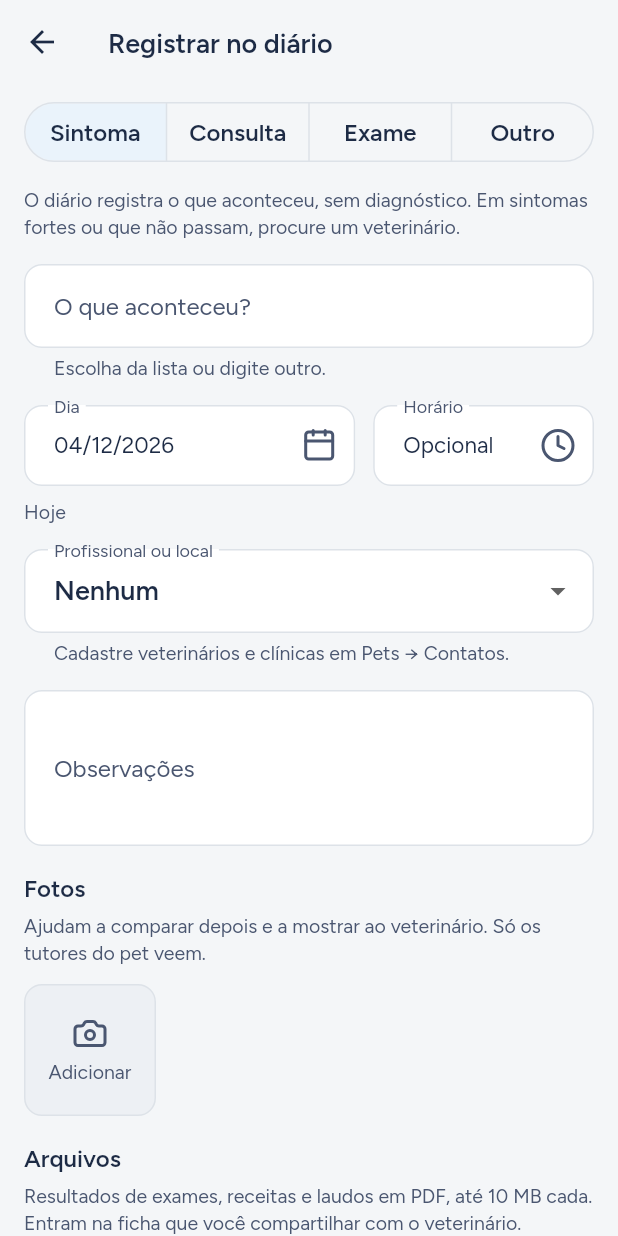
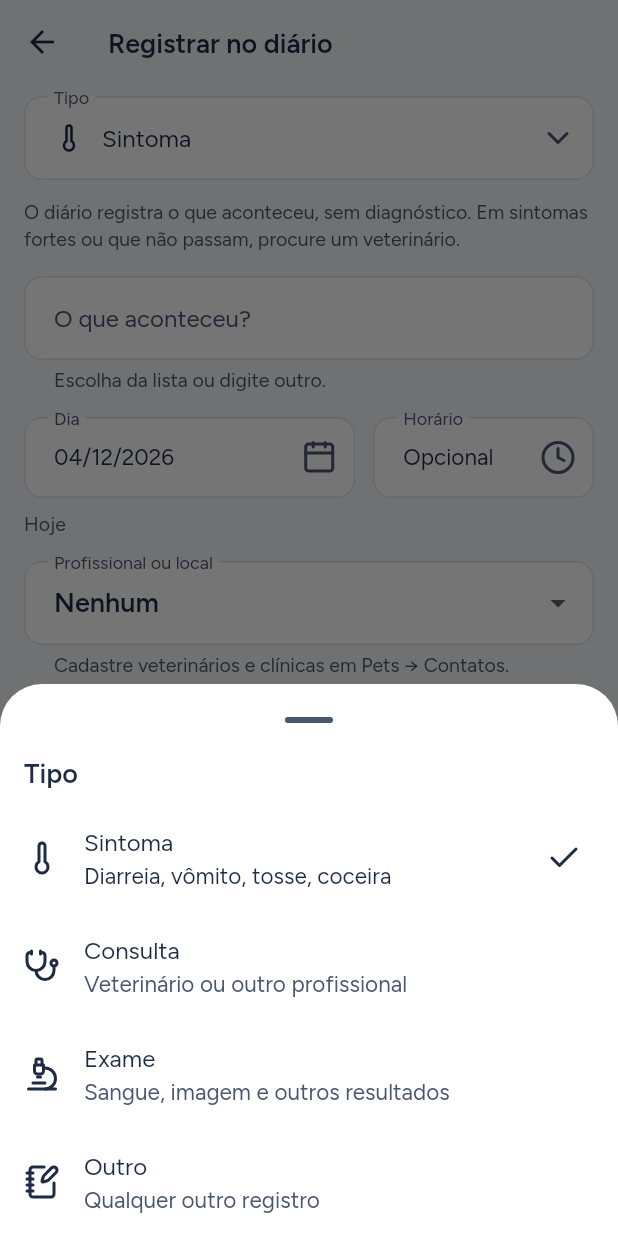
Before and after one commit to bpcoutinho1/bowie-app, a Flutter app: the _EventForm screen opened directly with empty values, after a tap on "Sintoma", on a phone screen of 412 x 824 dp. Run offline on Flutter 3.47's test engine with Material 3 defaults, Android fonts, the phone set to English and light mode, and no system bars; our stand-ins replace connectivity_plus, file_picker, flutter_local_notifications, flutter_riverpod, flutter_secure_storage, flutter_svg and 14 more; missing offline and left inert: local_auth_android, local_auth_darwin; accounts and stored records are empty.

Commit message:
Replace the cramped kind selectors with a field that opens a list
Segmented buttons with three or four options broke words in two on the
phone ("Alimentaçã/o", "Consult/a"). The kind of a health note and of a
diary entry is now a field showing the choice, which opens the options
in a bottom sheet, each with an icon and an example. CLAUDE.md records
when to use which.

Co-Authored-By: Claude Opus 5.5 <noreply@anthropic.com>
Claude-Session: https://claude.ai/code/session_01H9BHZkUgx8bMCUnC2S15st

```diff
--- /dev/null
+++ b/lib/core/ui/choice_field.dart
@@ -0,0 +1,126 @@
+import 'package:flutter/material.dart';
+import 'package:lucide_icons_flutter/lucide_icons.dart';
+
+import 'package:bowie/app/design_tokens.dart';
+import 'package:bowie/app/theme.dart';
+
+/// One option of a [ChoiceField].
+class ChoiceOption<T> {
+  const ChoiceOption({
+    required this.value,
+    required this.label,
+    required this.icon,
+    this.description,
+  });
+
+  final T value;
+  final String label;
+  final IconData icon;
+
+  /// A short example, shown in the list: "Diarreia, vômito, tosse".
+  final String? description;
+}
+
+/// A field that shows the chosen option and opens the list of options in a
+/// bottom sheet. Used instead of a segmented button when the labels do not
+/// fit side by side (three or more, or long words).
+class ChoiceField<T> extends StatelessWidget {
+  const ChoiceField({
+    super.key,
+    required this.label,
+    required this.value,
+    required this.options,
+    required this.onChanged,
+    this.enabled = true,
+  });
+
+  final String label;
+  final T value;
+  final List<ChoiceOption<T>> options;
+  final ValueChanged<T> onChanged;
+  final bool enabled;
+
+  ChoiceOption<T> get _selected =>
+      options.firstWhere((o) => o.value == value, orElse: () => options.first);
+
+  @override
+  Widget build(BuildContext context) {
+    final colors = context.colors;
+    final selected = _selected;
+    return Semantics(
+      button: true,
+      label: '$label: ${selected.label}. Toque para trocar.',
+      excludeSemantics: true,
+      child: InkWell(
+        borderRadius: BorderRadius.circular(BowieRadius.md),
+        onTap: enabled ? () => _choose(context) : null,
+        child: InputDecorator(
+          isEmpty: false,
+          decoration: InputDecoration(
+            labelText: label,
+            enabled: enabled,
+            suffixIcon: Icon(LucideIcons.chevronDown, color: colors.textMuted),
+          ),
+          child: Row(
+            children: [
+              Icon(selected.icon, size: 20, color: colors.text),
+              const SizedBox(width: BowieSpacing.s3),
+              Expanded(
+                child: Text(
+                  selected.label,
+                  style: BowieType.body.copyWith(color: colors.text),
+                ),
+              ),
+            ],
+          ),
+        ),
+      ),
+    );
+  }
+
+  Future<void> _choose(BuildContext context) async {
+    final chosen = await showModalBottomSheet<T>(
+      context: context,
+      showDragHandle: true,
+      builder: (sheet) {
+        final colors = sheet.colors;
+        return SafeArea(
+          child: SingleChildScrollView(
+            child: Column(
+              mainAxisSize: MainAxisSize.min,
+              crossAxisAlignment: CrossAxisAlignment.stretch,
+              children: [
+                Padding(
+                  padding: const EdgeInsets.fromLTRB(
+                    BowieSpacing.s4,
+                    0,
+                    BowieSpacing.s4,
+                    BowieSpacing.s2,
+                  ),
+                  child: Text(
+                    label,
+                    style: BowieType.title3.copyWith(color: colors.text),
+                  ),
+                ),
+                for (final option in options)
+                  ListTile(
+                    leading: Icon(option.icon, color: colors.text),
+                    title: Text(option.label),
+                    subtitle: option.description == null
+                        ? null
+                        : Text(option.description!),
+                    trailing: option.value == value
+                        ? Icon(LucideIcons.check, color: colors.primary)
+                        : null,
+                    selected: option.value == value,
+                    onTap: () => Navigator.of(sheet).pop(option.value),
+                  ),
+              ],
+            ),
+          ),
+        );
+      },
+    );
+    if (chosen != null && chosen != value) onChanged(chosen);
+  }
+}
--- a/lib/features/diary/presentation/event_form_page.dart
+++ b/lib/features/diary/presentation/event_form_page.dart
@@ -9,11 +9,13 @@ import 'package:bowie/app/theme.dart';
 import 'package:bowie/core/dates.dart';
 import 'package:bowie/core/error/app_failure.dart';
 import 'package:bowie/core/text.dart';
+import 'package:bowie/core/ui/choice_field.dart';
 import 'package:bowie/features/contacts/domain/contact.dart';
 import 'package:bowie/features/contacts/presentation/contacts_providers.dart';
 import 'package:bowie/features/diary/data/diary_repository.dart';
 import 'package:bowie/features/diary/domain/pet_event.dart';
 import 'package:bowie/features/diary/presentation/diary_providers.dart';
+import 'package:bowie/features/diary/presentation/diary_page.dart';
 import 'package:bowie/features/diary/presentation/event_files.dart';
 import 'package:bowie/features/diary/presentation/event_photos.dart';
 
@@ -154,15 +156,24 @@ class _EventFormState extends ConsumerState<_EventForm> {
           BowieSpacing.s8,
         ),
         children: [
-          SegmentedButton<EventKind>(
-            showSelectedIcon: false,
-            segments: [
+          ChoiceField<EventKind>(
+            label: 'Tipo',
+            value: _kind,
+            options: [
               for (final kind in EventKind.values)
-                ButtonSegment(value: kind, label: Text(kind.label)),
+                ChoiceOption(
+                  value: kind,
+                  label: kind.label,
+                  icon: eventIcon(kind),
+                  description: switch (kind) {
+                    EventKind.symptom => 'Diarreia, vômito, tosse, coceira',
+                    EventKind.vetVisit => 'Veterinário ou outro profissional',
+                    EventKind.exam => 'Sangue, imagem e outros resultados',
+                    EventKind.other => 'Qualquer outro registro',
+                  },
+                ),
             ],
-            selected: {_kind},
-            onSelectionChanged: (selection) =>
-                setState(() => _kind = selection.first),
+            onChanged: (kind) => setState(() => _kind = kind),
           ),
           if (_kind == EventKind.symptom) ...[
             const SizedBox(height: BowieSpacing.s3),
--- a/lib/features/health/presentation/health_note_form_page.dart
+++ b/lib/features/health/presentation/health_note_form_page.dart
@@ -8,7 +8,9 @@ import 'package:bowie/app/providers.dart';
 import 'package:bowie/app/theme.dart';
 import 'package:bowie/core/error/app_failure.dart';
 import 'package:bowie/core/text.dart';
+import 'package:bowie/core/ui/choice_field.dart';
 import 'package:bowie/features/health/domain/health_note.dart';
+import 'package:bowie/features/health/presentation/health_notes_section.dart';
 import 'package:bowie/features/health/presentation/health_providers.dart';
 
 /// Adds an allergy, a diet note or a special care, or edits one when
@@ -99,14 +101,26 @@ class _NoteFormState extends ConsumerState<_NoteForm> {
           BowieSpacing.s8,
         ),
         children: [
-          SegmentedButton<HealthNoteKind>(
-            showSelectedIcon: false,
-            segments: [
+          ChoiceField<HealthNoteKind>(
+            label: 'Tipo',
+            value: _kind,
+            options: [
               for (final kind in HealthNoteKind.values)
-                ButtonSegment(value: kind, label: Text(kind.label)),
+                ChoiceOption(
+                  value: kind,
+                  label: kind.label,
+                  icon: healthNoteIcon(kind),
+                  description: switch (kind) {
+                    HealthNoteKind.specialCare =>
+                      'Condição de saúde ou comportamento',
+                    HealthNoteKind.allergy =>
+                      'Alimento, remédio ou outra substância',
+                    HealthNoteKind.diet =>
+                      'Ração, quantidade e o que não pode comer',
+                  },
+                ),
             ],
-            selected: {_kind},
-            onSelectionChanged: (s) => setState(() => _kind = s.first),
+            onChanged: (kind) => setState(() => _kind = kind),
           ),
           gap,
           RawAutocomplete<String>(
```
Also changed, not shown: 4 other files.
